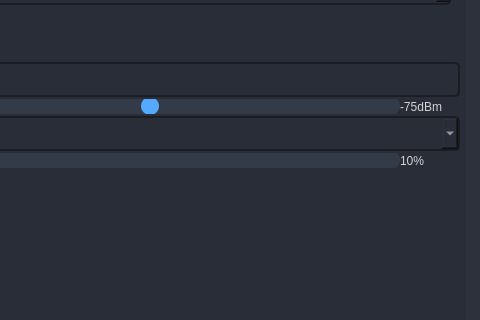
Before: the Qt Designer form gui/base.ui in TheStaticTurtle/SignalWarn, drawn with Qt 5; both pictures show x 520 to 1000 and y 220 to 540 of the 1000 by 720 pixel window.
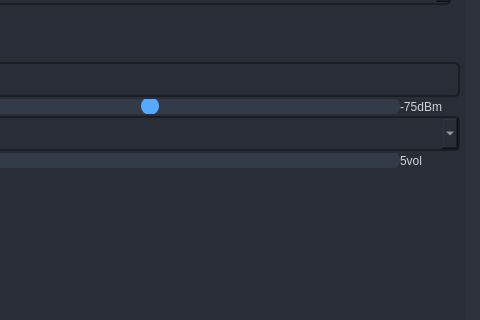
After: the same form once the commit is applied. Icons and pictures are not drawn.

Diff of the .ui file:
```diff
--- a/gui/base.ui
+++ b/gui/base.ui
@@ -2028,7 +2028,7 @@
                                    </size>
                                   </property>
                                   <property name="text">
-                                   <string>10%</string>
+                                   <string>5vol</string>
                                   </property>
                                  </widget>
                                 </item>
```
Left out of the diff: 4 changed lines with no effect on the pictures.
